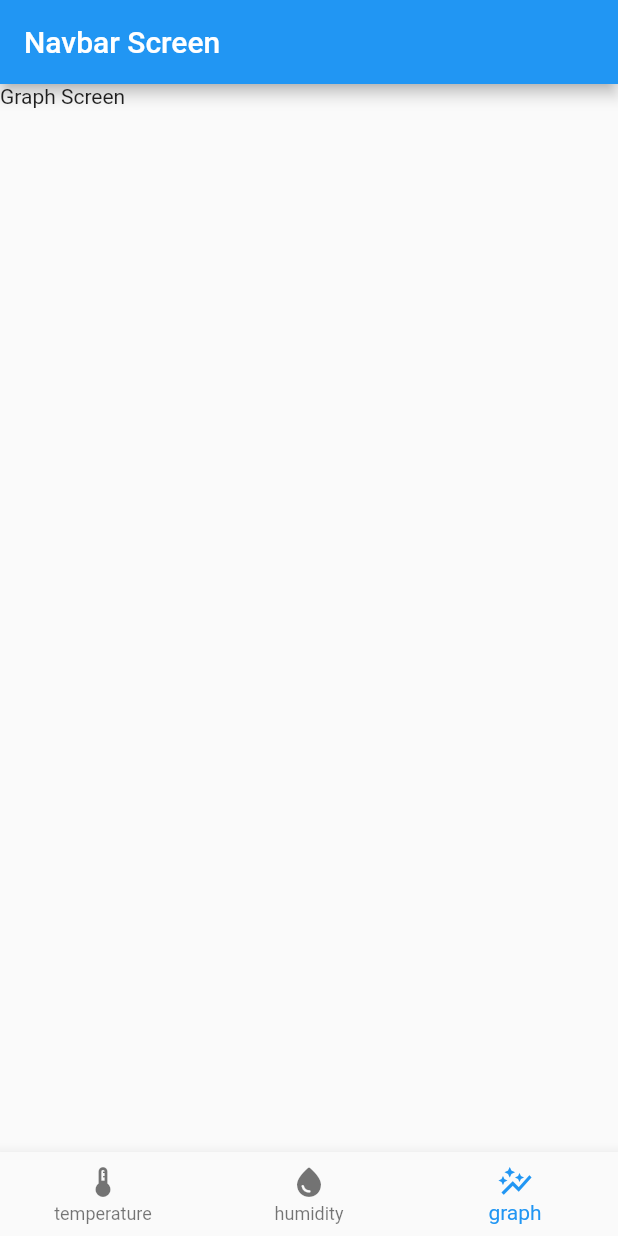
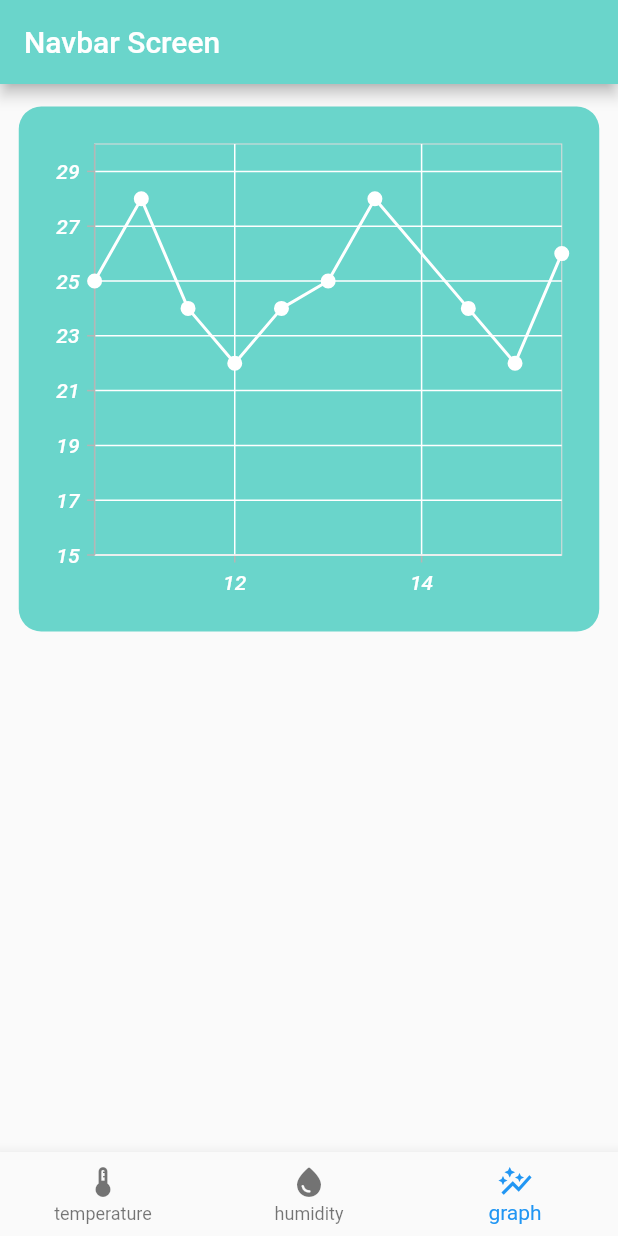
Before and after one commit to elmiliano/SB-129, a Flutter app: the screen it shows after launch, swiped to page 3, on a phone screen of 412 x 824 dp. Run offline on Flutter 3.47's test engine with Material 2 defaults, Android fonts, the phone set to English and light mode, and no system bars; our stand-ins replace syncfusion_flutter_charts.

Commit message:
Pantalla de graficas

```diff
--- a/sb129/lib/screens/graph_screen.dart
+++ b/sb129/lib/screens/graph_screen.dart
@@ -1,10 +1,95 @@
 import 'package:flutter/material.dart';
+import 'package:syncfusion_flutter_charts/charts.dart';
 
 class GraphScreen extends StatelessWidget {
-  const GraphScreen({super.key});
+
+  final List<ChartData> chartData = [
+            ChartData(10.5, 25),
+            ChartData(11, 28),
+            ChartData(11.5, 24),
+            ChartData(12, 22),
+            ChartData(12.5, 24),
+            ChartData(13, 25),
+            ChartData(13.5, 28),
+            ChartData(14.5, 24),
+            ChartData(15, 22),
+            ChartData(15.5, 26)
+        ];
+
+  GraphScreen({super.key});
 
   @override
   Widget build(BuildContext context) {
-    return const Text('Graph Screen');
+    double width = MediaQuery.of(context).size.width;
+
+    return Column(
+      children: [
+        SizedBox(height: 15,),
+        Container(
+          decoration: const BoxDecoration(
+            borderRadius: BorderRadius.all(Radius.circular(15)),
+            color: Color.fromRGBO(106, 213, 203, 1)
+          ),
+          //color: const Color.fromRGBO(106, 213, 203, 1),
+          width: width-25,
+          height: 350,
+          child: SfCartesianChart(
+            enableAxisAnimation: true,
+            //plotAreaBackgroundColor: const Color.fromRGBO(106, 213, 203, 1),
+            primaryYAxis: NumericAxis(
+              majorGridLines: const MajorGridLines(
+                  width: 1,
+                  color: Colors.white,
+              ),
+              labelStyle: const TextStyle(
+                  color: Colors.white,
+                  fontFamily: 'Roboto',
+                  fontSize: 14,
+                  fontStyle: FontStyle.italic,
+                  fontWeight: FontWeight.w500
+              ),
+              minimum: 15
+            ),
+            primaryXAxis: NumericAxis(
+              majorGridLines: const MajorGridLines(
+                  width: 1,
+                  color: Colors.white,
+              ),
+              minorGridLines: MinorGridLines(
+                  width: 1,
+                  color: Colors.green,
+                  dashArray: <double>[5,5]
+              ),
+              labelStyle: const TextStyle(
+                  color: Colors.white,
+                  fontFamily: 'Roboto',
+                  fontSize: 14,
+                  fontStyle: FontStyle.italic,
+                  fontWeight: FontWeight.w500
+              ),
+            ),
+            margin: const EdgeInsets.all(25),
+            series: <ChartSeries>[
+                // Renders line chart
+                LineSeries<ChartData, double>(
+                  color: Colors.white,
+                  markerSettings: const MarkerSettings(
+                    isVisible: true
+                  ),
+                    dataSource: chartData,
+                    xValueMapper: (ChartData data, _) => data.x,
+                    yValueMapper: (ChartData data, _) => data.y
+                )
+            ]
+          )
+        ),
+      ],
+    );
   }
 }
+
+class ChartData {
+    ChartData(this.x, this.y);
+    final double x;
+    final double y;
+}
--- a/sb129/lib/screens/navbar_screen.dart
+++ b/sb129/lib/screens/navbar_screen.dart
@@ -28,7 +28,7 @@ class _NavbarScreenState extends State<NavbarScreen> {
   final pages = [
     const TempScreen(),
     const HumidityScreen(),
-    const GraphScreen()
+    GraphScreen()
   ];
 
   int index = 0;
@@ -36,7 +36,10 @@ class _NavbarScreenState extends State<NavbarScreen> {
   @override
   Widget build(BuildContext context) {
     return Scaffold(
-        appBar: AppBar(title: const Text('Navbar Screen')),
+        appBar: AppBar(
+          title: const Text('Navbar Screen'),
+          backgroundColor: Color.fromRGBO(106, 213, 203, 1),
+          ),
         body: SizedBox.expand(
           child: PageView(
             controller: pageController,
--- a/sb129/pubspec.yaml
+++ b/sb129/pubspec.yaml
@@ -31,6 +31,7 @@ environment:
 dependencies:
   flutter:
     sdk: flutter
+  syncfusion_flutter_charts: ^21.1.35
 
 
   # The following adds the Cupertino Icons font to your application.
```
Also changed, not shown: sb129/pubspec.lock.
